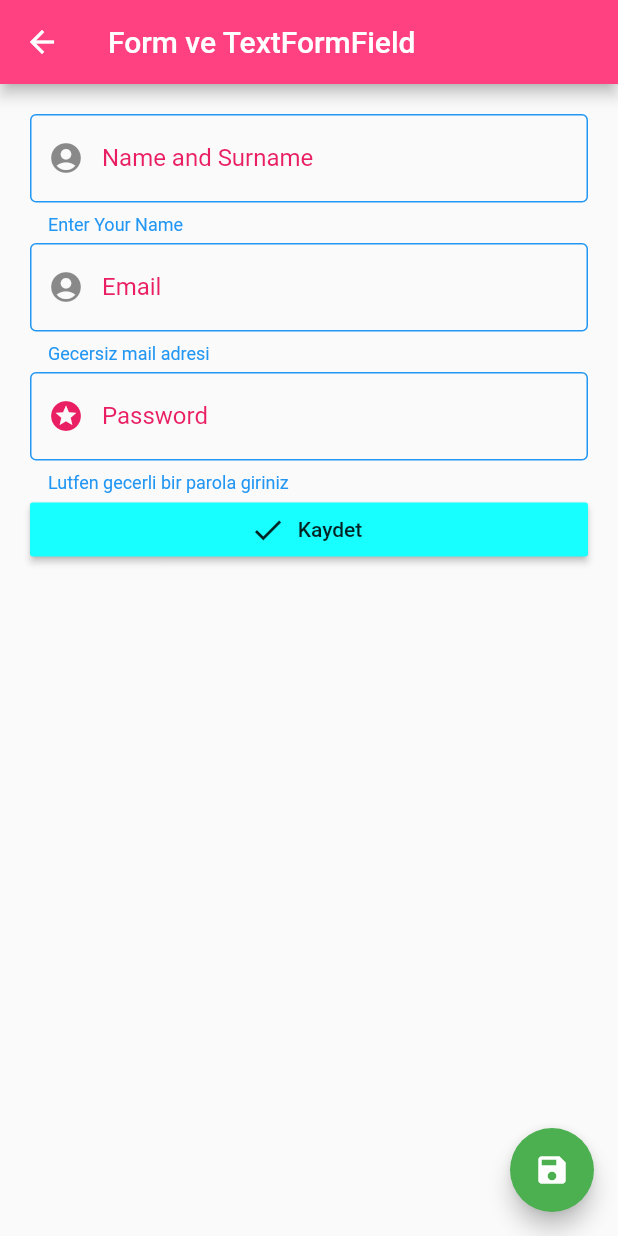
After one commit to brkcnszgn/testflutter, a Flutter app: the FormTextField_ screen opened by its route, after a tap on "Kaydet", on a phone screen of 412 x 824 dp. The commit adds this screen. Run offline on Flutter 3.47's test engine with Material 2 defaults, Android fonts, the phone set to English and light mode, and no system bars; our stand-ins replace toast.

Commit message:
FormValidate Klasik Login ekrani ve Save Button

```diff
--- /dev/null
+++ b/lib/form_islemleri/form_text_field.dart
@@ -0,0 +1,149 @@
+import 'package:flutter/material.dart';
+
+class FormTextField_ extends StatefulWidget {
+  @override
+  _FormTextField_State createState() => _FormTextField_State();
+}
+
+class _FormTextField_State extends State<FormTextField_> {
+  String _nameSurname;
+  String _password;
+  String _email;
+ static RegExp nameRegExp = RegExp('[a-zA-Z]');
+  bool automaticControl = false;
+
+ final formKey = GlobalKey<FormState>();
+
+  @override
+  Widget build(BuildContext context) {
+    return Theme(
+      data: Theme.of(context).copyWith(
+          primaryColor: Colors.pinkAccent,
+          errorColor: Colors.blue,
+          accentColor: Colors.green,
+          hintColor: Colors.pink),
+
+      child: Scaffold(
+        floatingActionButton: FloatingActionButton(
+          onPressed: () {},
+          child: Icon(Icons.save),
+        ),
+        appBar: AppBar(
+          title: Text("Form ve TextFormField"),
+        ),
+        body: Padding(
+          padding: EdgeInsets.all(20),
+          child: Form(
+            //TODO /***********************************/////////////////////////// global key projenin heryerinde bu isimle kontrol edilecebilecek
+            key: formKey,
+            //TODO /***********************************/////////////////////////// otomatik validate
+            autovalidate: automaticControl,
+            child: ListView(
+              children: <Widget>[
+                TextFormField(
+                  decoration: InputDecoration(
+                    prefixIcon: Icon(Icons.account_circle),
+                    hintText: "Name and Surname",
+                    labelText: "Name and Surname",
+                    border: OutlineInputBorder(),
+                  ),
+                  //initialValue: "burak",
+                  //TODO /***********************************///////////////////////////
+                  validator:   (name) => name.isEmpty
+                      ? 'Enter Your Name'
+                      : (nameRegExp.hasMatch(name)
+                      ? null
+                      : 'Enter a Valid Name'),
+                  onSaved: (value)=> _nameSurname = value,
+                ),
+                SizedBox(
+                  height: 5,
+                ),
+                TextFormField(
+                  keyboardType: TextInputType.emailAddress,
+                  decoration: InputDecoration(
+                    prefixIcon: Icon(Icons.account_circle),
+                    hintText: "Email",
+                    labelText: "Email",
+                    border: OutlineInputBorder(),
+                    focusedBorder: OutlineInputBorder(
+                      borderSide: BorderSide(color: Colors.green, width: 2),
+                    ),
+                  ),
+                  validator: _emailControl,
+                  onSaved: (value)=> _email = value,
+                ),
+                SizedBox(
+                  height: 5,
+                ),
+                //TODO /***********************************///////////////////////////
+                TextFormField(
+                  keyboardType: TextInputType.text,
+                  //password gizleme
+                  obscureText: true,
+                  decoration: InputDecoration(
+                    prefixIcon: Icon(
+                      Icons.stars,
+                      color: Colors.pink,
+                    ),
+                    hintText: "Password",
+                    labelText: "Password",
+                    border: OutlineInputBorder(),
+                    focusedBorder: OutlineInputBorder(
+                      borderSide: BorderSide(color: Colors.green, width: 2),
+                    ),
+                  ),
+                  //TODO /***********************************///////////////////////////
+                  //form validasyonlari
+                  validator: (String getString) {
+
+                    if(getString.length <6){
+                      return "Lutfen gecerli bir parola giriniz";
+                    }else
+                    return null;
+
+                  },
+                  onSaved: (value)=> _password = value,
+                ),
+                RaisedButton.icon(
+                  icon: Icon(Icons.done),
+                  onPressed: () {
+                    _registerForUser();
+                  },
+                  label: Text("Kaydet"),
+                  color: Colors.cyanAccent,
+                )
+              ],
+            ),
+          ),
+        ),
+      ),
+    );
+  }
+
+  void _registerForUser() {
+    if(formKey.currentState.validate()){
+      formKey.currentState.save();
+
+      debugPrint("Girilen name and surname : $_nameSurname");
+      debugPrint("Girilen email adresi : $_email");
+      debugPrint("Girilen password : $_password");
+
+    }else{
+      setState(() {
+        automaticControl = true;
+      });
+    }
+  }
+}
+
+
+  String _emailControl(String mail){
+    Pattern pattern =
+        r'^(([^<>()[\]\\.,;:\s@\"]+(\.[^<>()[\]\\.,;:\s@\"]+)*)|(\".+\"))@((\[[0-9]{1,3}\.[0-9]{1,3}\.[0-9]{1,3}\.[0-9]{1,3}\])|(([a-zA-Z\-0-9]+\.)+[a-zA-Z]{2,}))$';
+    RegExp regex = new RegExp(pattern);
+    if (!regex.hasMatch(mail))
+      return 'Gecersiz mail adresi';
+    else
+      return null;
+  }
--- a/lib/main.dart
+++ b/lib/main.dart
@@ -3,7 +3,9 @@ import 'package:testflutter/customScrollView/customScrollView.dart';
 import 'package:testflutter/listview/listview_sperator_builder.dart';
 
 import 'ListView_kullanici_dostu.dart';
-import 'form_islemleri/form_islemleri.dart';
+
+import 'form_islemleri/form_text_field.dart';
+import 'form_islemleri/input_field.dart';
 import 'girdView/grid_view.dart';
 import 'listView.dart';
 import 'navigator_push/navigator_push.dart';
@@ -24,7 +26,8 @@ void main() {
         '/Cpage/Dpage': (context) => DPage(),
         '/CPage/DPage/APage': (context) => APage(),
         '/listPage': (context) => LisPage(),
-        '/formInput': (context)=> FormIslemleri(),
+        '/formInput': (context)=> TextFieldIslemleri(),
+        '/formTextField': (context)=> FormTextField_(),
 //        '/listDetail/$clickForPosition':(context)=>ListDetail(clickForPosition),
       },
 
--- a/lib/navigator_push/navigator_push.dart
+++ b/lib/navigator_push/navigator_push.dart
@@ -1,5 +1,5 @@
 import 'package:flutter/material.dart';
-import 'package:testflutter/form_islemleri/form_islemleri.dart';
+
 
 class NavigatorPush extends StatelessWidget {
   String baslik = "B sayfasindan gelen String deger";
@@ -132,6 +132,21 @@ class NavigatorPush extends StatelessWidget {
                 ),
               ),
               color: Colors.pink,
+            ),
+           RaisedButton(
+              onPressed: () {
+                // Bu navigator ozelligi geri tusuna basildiginda uygulama kapanir.
+                Navigator.pushNamed(context, "/formTextField"
+
+                );
+              },
+              child: Center(
+                child: Text(
+                  "TextField Forma git",
+                  style: TextStyle(color: Colors.black87),
+                ),
+              ),
+              color: Colors.orange,
             ),
           ],
         ),
```
